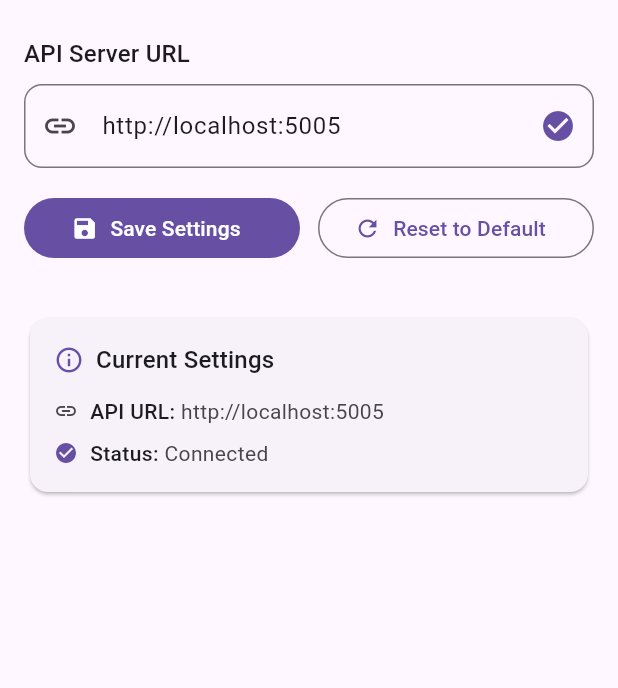
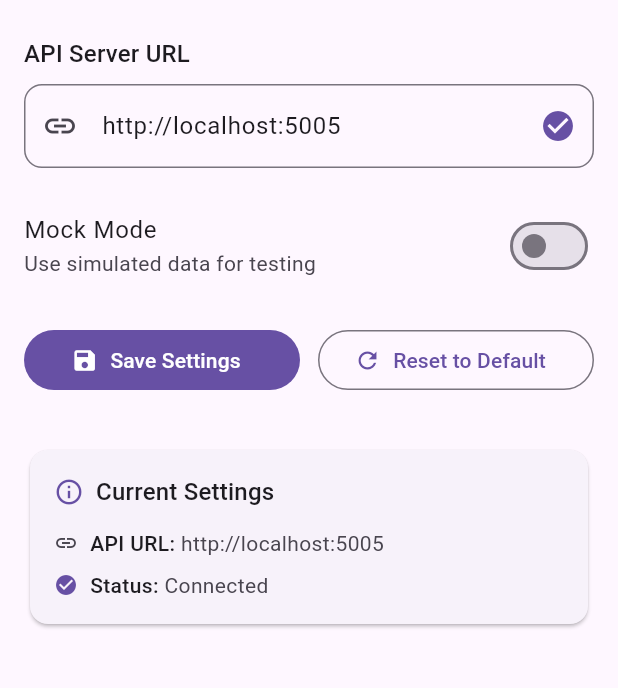
Before and after one commit to benfl3713/LedMatrixOS, a Flutter app: the screen it shows after launch, after a tap on "Change Settings", on a phone screen of 412 x 824 dp, the part 198-886 px from its top. Run offline on Flutter 3.47's test engine with Material 3 defaults, Android fonts, the phone set to English and light mode, and no system bars; drawn by our look-alikes of dynamic_color; our stand-ins replace permission_handler, shared_preferences; missing offline and left inert: record, tofu_expressive; network calls fail; statements that could not run were skipped.

Commit message:
Added mock data mode

```diff
--- a/flutter_app/lib/controllers/api_settings_controller.dart
+++ b/flutter_app/lib/controllers/api_settings_controller.dart
@@ -3,24 +3,28 @@ import 'package:shared_preferences/shared_preferences.dart';
 
 class ApiSettingsController extends ChangeNotifier {
   static const String _apiUrlKey = 'api_url';
+  static const String _useMockModeKey = 'use_mock_mode';
   static const String _defaultApiUrl = 'http://localhost:5005';
 
   String _apiUrl = _defaultApiUrl;
+  bool _useMockMode = false;
 
   String get apiUrl => _apiUrl;
+  bool get useMockMode => _useMockMode;
 
   ApiSettingsController() {
-    _loadApiUrl();
+    _loadSettings();
   }
 
-  Future<void> _loadApiUrl() async {
+  Future<void> _loadSettings() async {
     try {
       final prefs = await SharedPreferences.getInstance();
       _apiUrl = prefs.getString(_apiUrlKey) ?? _defaultApiUrl;
+      _useMockMode = prefs.getBool(_useMockModeKey) ?? false;
       notifyListeners();
     } catch (e) {
       if (kDebugMode) {
-        print('Error loading API URL: $e');
+        print('Error loading settings: $e');
       }
     }
   }
@@ -40,7 +44,23 @@ class ApiSettingsController extends ChangeNotifier {
     }
   }
 
+  Future<void> updateUseMockMode(bool value) async {
+    if (_useMockMode == value) return;
+
+    try {
+      final prefs = await SharedPreferences.getInstance();
+      await prefs.setBool(_useMockModeKey, value);
+      _useMockMode = value;
+      notifyListeners();
+    } catch (e) {
+      if (kDebugMode) {
+        print('Error saving mock mode setting: $e');
+      }
+    }
+  }
+
   Future<void> resetToDefault() async {
     await updateApiUrl(_defaultApiUrl);
+    await updateUseMockMode(false);
   }
 }
--- a/flutter_app/lib/main.dart
+++ b/flutter_app/lib/main.dart
@@ -85,16 +85,24 @@ class _HomePageState extends State<HomePage> with WidgetsBindingObserver {
 
   void _initializeApi() {
     final apiController = Provider.of<ApiSettingsController>(context, listen: false);
-    _api = LedMatrixApi(baseUrl: apiController.apiUrl);
+    _updateApiInstance(apiController);
 
-    // Listen to API URL changes
-    apiController.addListener(_onApiUrlChanged);
+    // Listen to API settings changes
+    apiController.addListener(_onApiSettingsChanged);
   }
 
-  void _onApiUrlChanged() {
+  void _updateApiInstance(ApiSettingsController apiController) {
+    if (apiController.useMockMode) {
+      _api = MockLedMatrixApi();
+    } else {
+      _api = HttpLedMatrixApi(baseUrl: apiController.apiUrl);
+    }
+  }
+
+  void _onApiSettingsChanged() {
     final apiController = Provider.of<ApiSettingsController>(context, listen: false);
-    _api = LedMatrixApi(baseUrl: apiController.apiUrl);
-    _loadData(); // Reload data with new API URL
+    _updateApiInstance(apiController);
+    _loadData(); // Reload data with new API configuration
   }
 
   @override
@@ -104,9 +112,9 @@ class _HomePageState extends State<HomePage> with WidgetsBindingObserver {
     for (var timer in _settingDebounce.values) {
       timer?.cancel();
     }
-    // Remove API URL change listener
+    // Remove API settings change listener
     final apiController = Provider.of<ApiSettingsController>(context, listen: false);
-    apiController.removeListener(_onApiUrlChanged);
+    apiController.removeListener(_onApiSettingsChanged);
     super.dispose();
   }
 
@@ -333,15 +341,15 @@ class _HomePageState extends State<HomePage> with WidgetsBindingObserver {
             Container(
               padding: const EdgeInsets.all(20),
               decoration: BoxDecoration(
-                color: colorScheme.errorContainer.withOpacity(0.3),
+                color: colorScheme.errorContainer.withValues(alpha: 0.3),
                 shape: BoxShape.circle,
                 border: Border.all(
-                    color: colorScheme.error.withOpacity(0.3), width: 1),
+                    color: colorScheme.error.withValues(alpha: 0.3), width: 1),
               ),
               child: Icon(
                 Icons.wifi_off_rounded,
                 size: 48,
-                color: colorScheme.error.withOpacity(0.7),
+                color: colorScheme.error.withValues(alpha: 0.7),
               ),
             ),
             const SizedBox(height: 24),
@@ -394,7 +402,7 @@ class _HomePageState extends State<HomePage> with WidgetsBindingObserver {
             borderRadius: BorderRadius.circular(2),
             boxShadow: [
               BoxShadow(
-                color: colorScheme.primary.withOpacity(0.5),
+                color: colorScheme.primary.withValues(alpha: 0.5),
                 blurRadius: 6,
               ),
             ],
@@ -414,14 +422,14 @@ class _HomePageState extends State<HomePage> with WidgetsBindingObserver {
         Expanded(
           child: Container(
             height: 1,
-            color: colorScheme.outline.withOpacity(0.12),
+            color: colorScheme.outline.withValues(alpha: 0.12),
           ),
         ),
         const SizedBox(width: 8),
         Container(
           padding: const EdgeInsets.symmetric(horizontal: 7, vertical: 2),
           decoration: BoxDecoration(
-            color: colorScheme.primary.withOpacity(0.12),
+            color: colorScheme.primary.withValues(alpha: 0.12),
             borderRadius: BorderRadius.circular(10),
           ),
           child: Text(
--- a/flutter_app/lib/pages/settings_page.dart
+++ b/flutter_app/lib/pages/settings_page.dart
@@ -102,6 +102,15 @@ class _SettingsPageState extends State<SettingsPage> {
             const SizedBox(height: 24),
 
             // API URL Input
+            Consumer<ApiSettingsController>(
+              builder: (context, controller, child) {
+                return Opacity(
+                  opacity: controller.useMockMode ? 0.5 : 1.0,
+                  child: AbsorbPointer(
+                    absorbing: controller.useMockMode,
+                    child: Column(
+                      crossAxisAlignment: CrossAxisAlignment.start,
+                      children: [
                         Text(
                           'API Server URL',
                           style: theme.textTheme.titleMedium?.copyWith(
@@ -131,6 +140,31 @@ class _SettingsPageState extends State<SettingsPage> {
                           //keyboardType: TextInputType.url,
                           textInputAction: TextInputAction.done,
                           onFieldSubmitted: (_) => _saveSettings(),
+                        ),
+                      ],
+                    ),
+                  ),
+                );
+              },
+            ),
+            const SizedBox(height: 16),
+
+            // Mock Mode Toggle
+            Consumer<ApiSettingsController>(
+              builder: (context, controller, child) {
+                return SwitchListTile(
+                  title: const Text('Mock Mode'),
+                  subtitle: const Text('Use simulated data for testing'),
+                  value: controller.useMockMode,
+                  onChanged: (value) async {
+                    await controller.updateUseMockMode(value);
+                  },
+                  contentPadding: EdgeInsets.zero,
+                  shape: RoundedRectangleBorder(
+                    borderRadius: BorderRadius.circular(12),
+                  ),
+                );
+              },
             ),
             const SizedBox(height: 16),
 
@@ -194,8 +228,8 @@ class _SettingsPageState extends State<SettingsPage> {
                             const SizedBox(height: 8),
                             _buildInfoRow(
                               'Status',
-                              'Connected',
-                              Icons.check_circle,
+                              controller.useMockMode ? 'Mocked' : 'Connected',
+                              controller.useMockMode ? Icons.science : Icons.check_circle,
                               colorScheme.primary,
                             ),
                           ],
```
Also changed, not shown: flutter_app/lib/api_service.dart (+185 -2 lines), flutter_app/lib/widgets/app_card.dart (+12 -12 lines), flutter_app/lib/widgets/app_settings_bottom_sheet.dart (+9 -9 lines), flutter_app/lib/widgets/matrix_control_panel.dart (+16 -16 lines). Lines whose indentation alone changed are shown as unchanged.
